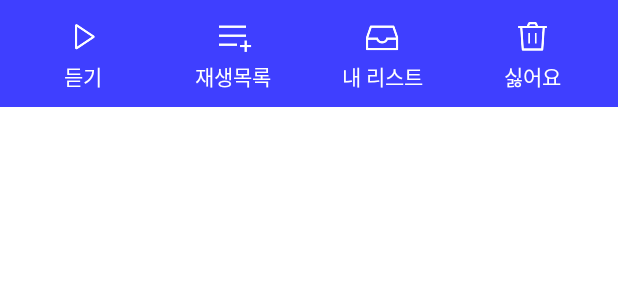
After one commit to jyeonpark/FLO, an Android app: the layout bottomsheet_custom.xml on its own in the app's theme, with its tools: preview values and no code run, on a phone screen of 412 x 824 dp. The commit adds this screen. Shown: the top 300 px of the screen. Run offline under Robolectric (Android 15) with nearby library versions, the phone set to English and light mode, and no system bars.

Commit message:
toast&bottomsheetdialog

```diff
--- a/app/build.gradle
+++ b/app/build.gradle
@@ -9,6 +9,9 @@ android {
     compileSdkVersion 30
     buildToolsVersion "30.0.3"
     viewBinding {
+        enabled = true
+    }
+    dataBinding {
         enabled = true
     }
     defaultConfig {
--- a/app/src/main/java/com/example/flo/SongDao.kt
+++ b/app/src/main/java/com/example/flo/SongDao.kt
@@ -28,4 +28,8 @@ interface SongDao {
 
     @Query("SELECT * FROM SongTable WHERE albumIdx = :albumIdx")
     fun getSongsInAlbum(albumIdx: Int): List<Song>
+
+    @Query("UPDATE SongTable SET isLike= :isLike")
+    fun updateIsLikeAll(isLike: Boolean)
+
 }
--- /dev/null
+++ b/app/src/main/res/layout/bottomsheet_custom.xml
@@ -0,0 +1,199 @@
+<?xml version="1.0" encoding="utf-8"?>
+<LinearLayout xmlns:android="http://schemas.android.com/apk/res/android"
+    android:layout_width="match_parent"
+    android:layout_height="wrap_content"
+    xmlns:app="http://schemas.android.com/apk/res-auto"
+    android:orientation="horizontal"
+    android:gravity="center"
+    android:background="@color/flo_blue">
+
+    <GridLayout
+        android:layout_width="match_parent"
+        android:layout_height="wrap_content"
+        android:paddingBottom="10dp">
+
+        <androidx.constraintlayout.widget.ConstraintLayout
+            android:id="@+id/bottomsheet_play_cl"
+            android:layout_width="70dp"
+            android:layout_height="wrap_content"
+            android:layout_marginStart="20dp"
+            android:layout_marginTop="10dp">
+
+        <ImageView
+            android:id="@+id/bottomsheet_play_iv"
+            android:layout_width="30dp"
+            android:layout_height="30dp"
+            android:background="@drawable/btn_editbar_play"
+            app:layout_constraintStart_toStartOf="parent"
+            app:layout_constraintEnd_toEndOf="parent"
+            app:layout_constraintTop_toTopOf="parent"
+            android:backgroundTint="@color/white" />
+
+        <TextView
+            android:layout_width="wrap_content"
+            android:layout_height="wrap_content"
+            android:text="듣기"
+            android:textColor="@color/white"
+            app:layout_constraintTop_toBottomOf="@id/bottomsheet_play_iv"
+            app:layout_constraintStart_toStartOf="parent"
+            app:layout_constraintEnd_toEndOf="parent"/>
+
+        </androidx.constraintlayout.widget.ConstraintLayout>
+
+        <androidx.constraintlayout.widget.ConstraintLayout
+            android:id="@+id/bottomsheet_addlist_cl"
+            android:layout_width="70dp"
+            android:layout_height="wrap_content"
+            android:layout_marginStart="30dp"
+            android:layout_marginTop="10dp">
+
+            <ImageView
+                android:id="@+id/bottomsheet_addlist_iv"
+                android:layout_width="30dp"
+                android:layout_height="30dp"
+                android:background="@drawable/btn_editbar_addplaylist"
+                app:layout_constraintStart_toStartOf="parent"
+                app:layout_constraintEnd_toEndOf="parent"
+                app:layout_constraintTop_toTopOf="parent"
+                android:backgroundTint="@color/white" />
+
+            <TextView
+                android:layout_width="wrap_content"
+                android:layout_height="wrap_content"
+                android:text="재생목록"
+                android:textColor="@color/white"
+                app:layout_constraintTop_toBottomOf="@id/bottomsheet_addlist_iv"
+                app:layout_constraintStart_toStartOf="parent"
+                app:layout_constraintEnd_toEndOf="parent"/>
+
+        </androidx.constraintlayout.widget.ConstraintLayout>
+
+        <androidx.constraintlayout.widget.ConstraintLayout
+            android:id="@+id/bottomsheet_mylist_cl"
+            android:layout_width="70dp"
+            android:layout_height="wrap_content"
+            android:layout_marginStart="30dp"
+            android:layout_marginTop="10dp">
+
+            <ImageView
+                android:id="@+id/bottomsheet_mylist_iv"
+                android:layout_width="30dp"
+                android:layout_height="30dp"
+                android:background="@drawable/btn_editbar_mylist"
+                app:layout_constraintStart_toStartOf="parent"
+                app:layout_constraintEnd_toEndOf="parent"
+                app:layout_constraintTop_toTopOf="parent"
+                android:backgroundTint="@color/white" />
+
+            <TextView
+                android:layout_width="wrap_content"
+                android:layout_height="wrap_content"
+                android:text="내 리스트"
+                android:textColor="@color/white"
+                app:layout_constraintTop_toBottomOf="@id/bottomsheet_mylist_iv"
+                app:layout_constraintStart_toStartOf="parent"
+                app:layout_constraintEnd_toEndOf="parent"/>
+
+        </androidx.constraintlayout.widget.ConstraintLayout>
+
+        <androidx.constraintlayout.widget.ConstraintLayout
+            android:id="@+id/bottomsheet_unlike_cl"
+            android:layout_width="70dp"
+            android:layout_height="wrap_content"
+            android:layout_marginStart="30dp"
+            android:layout_marginTop="10dp">
+
+            <ImageView
+                android:id="@+id/bottomsheet_unlike_iv"
+                android:layout_width="30dp"
+                android:layout_height="30dp"
+                android:background="@drawable/btn_editbar_delete"
+                app:layout_constraintStart_toStartOf="parent"
+                app:layout_constraintEnd_toEndOf="parent"
+                app:layout_constraintTop_toTopOf="parent"
+                android:backgroundTint="@color/white" />
+
+            <TextView
+                android:layout_width="wrap_content"
+                android:layout_height="wrap_content"
+                android:text="싫어요"
+                android:textColor="@color/white"
+                app:layout_constraintTop_toBottomOf="@id/bottomsheet_unlike_iv"
+                app:layout_constraintStart_toStartOf="parent"
+                app:layout_constraintEnd_toEndOf="parent"/>
+
+        </androidx.constraintlayout.widget.ConstraintLayout>
+
+
+    </GridLayout>
+
+<!--    <androidx.constraintlayout.widget.ConstraintLayout-->
+<!--        android:layout_width="match_parent"-->
+<!--        android:layout_height="wrap_content"-->
+<!--        android:paddingBottom="10dp">-->
+
+<!--        <ImageView-->
+<!--            android:id="@+id/bottomsheet_play_iv"-->
+<!--            android:layout_width="30dp"-->
+<!--            android:layout_height="30dp"-->
+<!--            android:background="@drawable/btn_editbar_play"-->
+<!--            app:layout_constraintStart_toStartOf="parent"-->
+<!--            app:layout_constraintTop_toTopOf="parent"-->
+<!--            android:backgroundTint="@color/white"-->
+<!--            android:layout_marginStart="40dp"-->
+<!--            android:layout_marginTop="10dp"/>-->
+
+<!--        <TextView-->
+<!--            android:layout_width="wrap_content"-->
+<!--            android:layout_height="wrap_content"-->
+<!--            android:text="듣기"-->
+<!--            android:textColor="@color/white"-->
+<!--            app:layout_constraintTop_toBottomOf="@id/bottomsheet_play_iv"-->
+<!--            app:layout_constraintStart_toStartOf="@id/bottomsheet_play_iv"-->
+<!--            app:layout_constraintEnd_toEndOf="@id/bottomsheet_play_iv" />-->
+
+<!--        <ImageView-->
+<!--            android:id="@+id/bottomsheet_addplaylist_iv"-->
+<!--            android:layout_width="30dp"-->
+<!--            android:layout_height="30dp"-->
+<!--            android:background="@drawable/btn_editbar_addplaylist"-->
+<!--            app:layout_constraintStart_toEndOf="@id/bottomsheet_play_iv"-->
+<!--            app:layout_constraintTop_toTopOf="parent"-->
+<!--            android:backgroundTint="@color/white"-->
+<!--            android:layout_marginStart="50dp"-->
+<!--            android:layout_marginTop="10dp"/>-->
+
+<!--        <TextView-->
+<!--            android:layout_width="wrap_content"-->
+<!--            android:layout_height="wrap_content"-->
+<!--            android:text="재생목록"-->
+<!--            android:textColor="@color/white"-->
+<!--            app:layout_constraintTop_toBottomOf="@id/bottomsheet_addplaylist_iv"-->
+<!--            app:layout_constraintStart_toStartOf="@id/bottomsheet_addplaylist_iv"-->
+<!--            app:layout_constraintEnd_toEndOf="@id/bottomsheet_addplaylist_iv" />-->
+
+
+<!--        <ImageView-->
+<!--            android:id="@+id/bottomsheet_mylist_iv"-->
+<!--            android:layout_width="30dp"-->
+<!--            android:layout_height="30dp"-->
+<!--            android:background="@drawable/btn_editbar_mylist"-->
+<!--            app:layout_constraintStart_toEndOf="@id/bottomsheet_addplaylist_iv"-->
+<!--            app:layout_constraintTop_toTopOf="parent"-->
+<!--            android:backgroundTint="@color/white"-->
+<!--            android:layout_marginStart="50dp"-->
+<!--            android:layout_marginTop="10dp"/>-->
+
+<!--        <TextView-->
+<!--            android:layout_width="wrap_content"-->
+<!--            android:layout_height="wrap_content"-->
+<!--            android:text="재생목록"-->
+<!--            android:textColor="@color/white"-->
+<!--            app:layout_constraintTop_toBottomOf="@id/bottomsheet_addplaylist_iv"-->
+<!--            app:layout_constraintStart_toStartOf="@id/bottomsheet_addplaylist_iv"-->
+<!--            app:layout_constraintEnd_toEndOf="@id/bottomsheet_addplaylist_iv"/>-->
+
+
+
+
+</LinearLayout>
```
Also changed, not shown: app/src/main/java/com/example/flo/LikeFragment.kt (+34 -0 lines), app/src/main/java/com/example/flo/SongActivity.kt (+30 -13 lines), app/src/main/res/layout/toast_custom.xml (added, +35 -0 lines), app/src/main/res/drawable/btn_editbar_addplaylist.png (added), app/src/main/res/drawable/btn_editbar_delete.png (added), app/src/main/res/drawable/btn_editbar_download.png (added), app/src/main/res/drawable/btn_editbar_mylist.png (added), app/src/main/res/drawable/btn_editbar_play.png (added).
